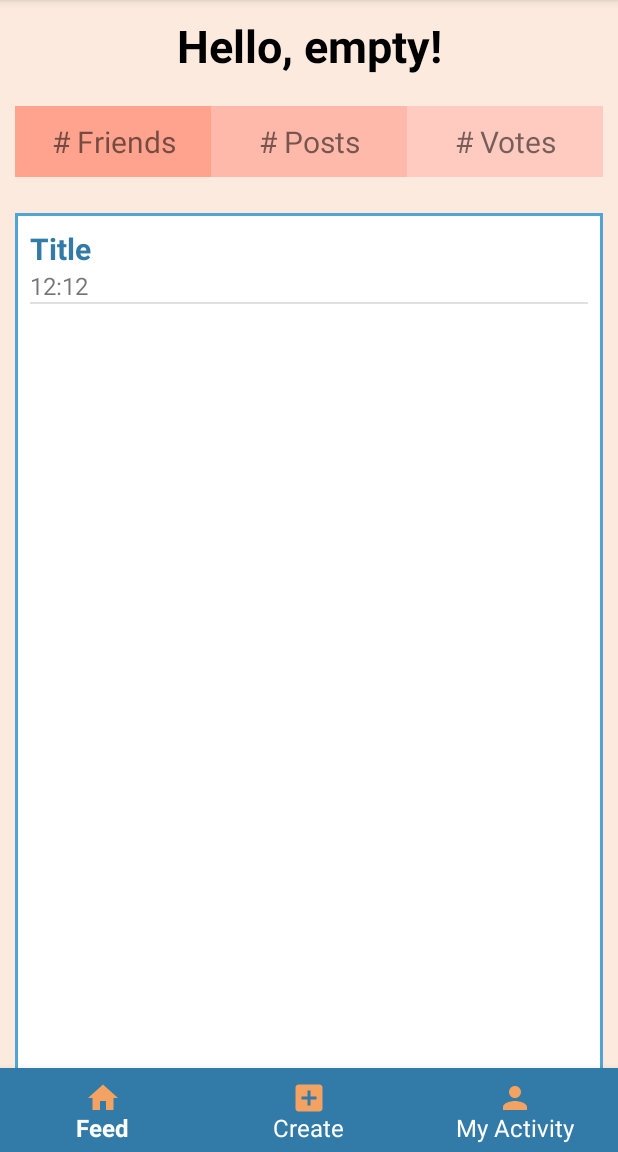
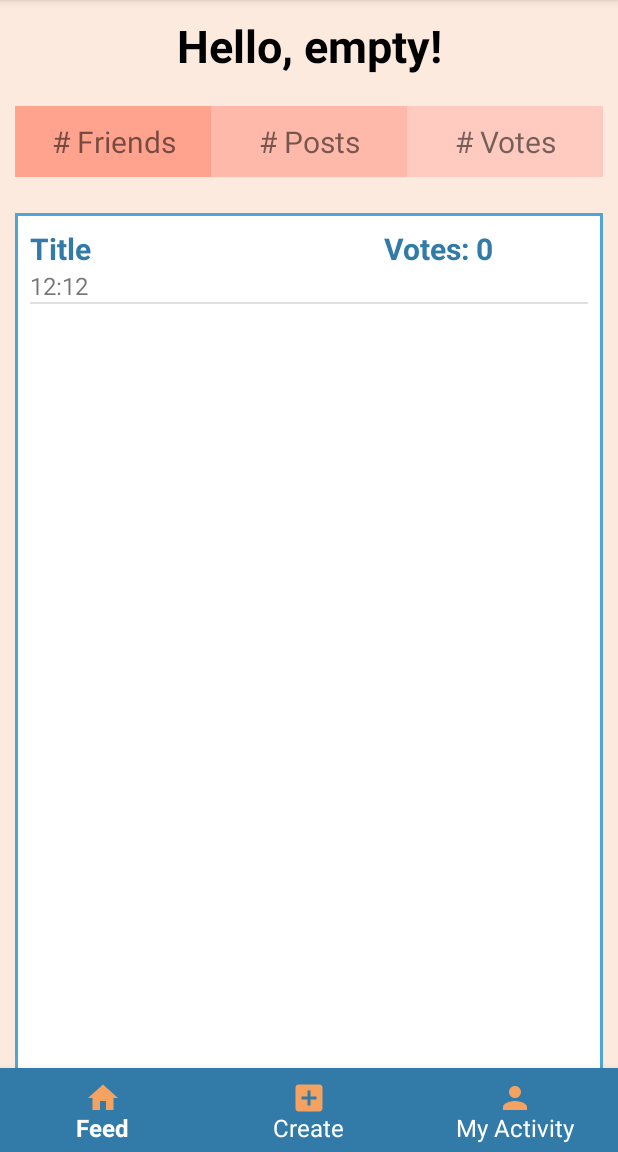
Before and after one commit to WillDinauer/Pikr, an Android app: the fragment MyActivityFragment placed in its activity, on a phone screen of 412 x 824 dp, the part 84-1236 px from its top. Run offline under Robolectric (Android 15) with nearby library versions, the phone set to English and light mode, and no system bars.

Commit message:
some updates

```diff
--- a/Pikr/app/src/main/java/com/example/pikr/adapters/ProfileAdapter.java
+++ b/Pikr/app/src/main/java/com/example/pikr/adapters/ProfileAdapter.java
@@ -31,8 +31,10 @@ public class ProfileAdapter extends ArrayAdapter<Post> {
         convertView = LayoutInflater.from(context).inflate(R.layout.post_entry, parent, false);
         TextView title = convertView.findViewById(R.id.entry_title);
         TextView time = convertView.findViewById(R.id.entry_time);
+        TextView votes = convertView.findViewById(R.id.entry_votes);
         title.setText("Title");
         time.setText("12:12");
+        votes.setText("Votes: 0");
         return convertView;
     }
 }
--- a/Pikr/app/src/main/res/layout/post_entry.xml
+++ b/Pikr/app/src/main/res/layout/post_entry.xml
@@ -5,16 +5,26 @@
     android:layout_width="match_parent"
     android:layout_height="match_parent">
 
+    <TextView
+        android:id="@+id/entry_title"
+        android:layout_width="250dp"
+        android:layout_height="wrap_content"
+        android:textColor="@color/blue"
+        android:textSize="20sp"
+        android:textStyle="bold"
+        app:layout_constraintStart_toStartOf="parent"
+        app:layout_constraintTop_toTopOf="parent" />
 
     <TextView
-        android:id="@+id/entry_title"
-        android:layout_width="match_parent"
+        android:id="@+id/entry_votes"
         android:layout_height="wrap_content"
-        app:layout_constraintTop_toTopOf="parent"
-        android:textStyle="bold"
+        android:layout_width="150dp"
         android:textColor="@color/blue"
         android:textSize="20sp"
-        tools:layout_editor_absoluteX="45dp" />
+        android:textStyle="bold"
+        app:layout_constraintEnd_toEndOf="parent"
+        app:layout_constraintStart_toEndOf="@+id/entry_title"
+        app:layout_constraintTop_toTopOf="parent" />
     <TextView
         android:id="@+id/entry_time"
         android:layout_width="match_parent"
--- /dev/null
+++ b/Pikr/app/src/main/res/xml/path.xml
@@ -0,0 +1,6 @@
+<?xml version="1.0" encoding="utf-8"?>
+<paths>
+    <external-path
+        name="images"
+        path="Android/data/com.example.pikr/files/Pictures" />
+</paths>
```
Also changed, not shown: Pikr/app/src/main/AndroidManifest.xml (+10 -0 lines).
